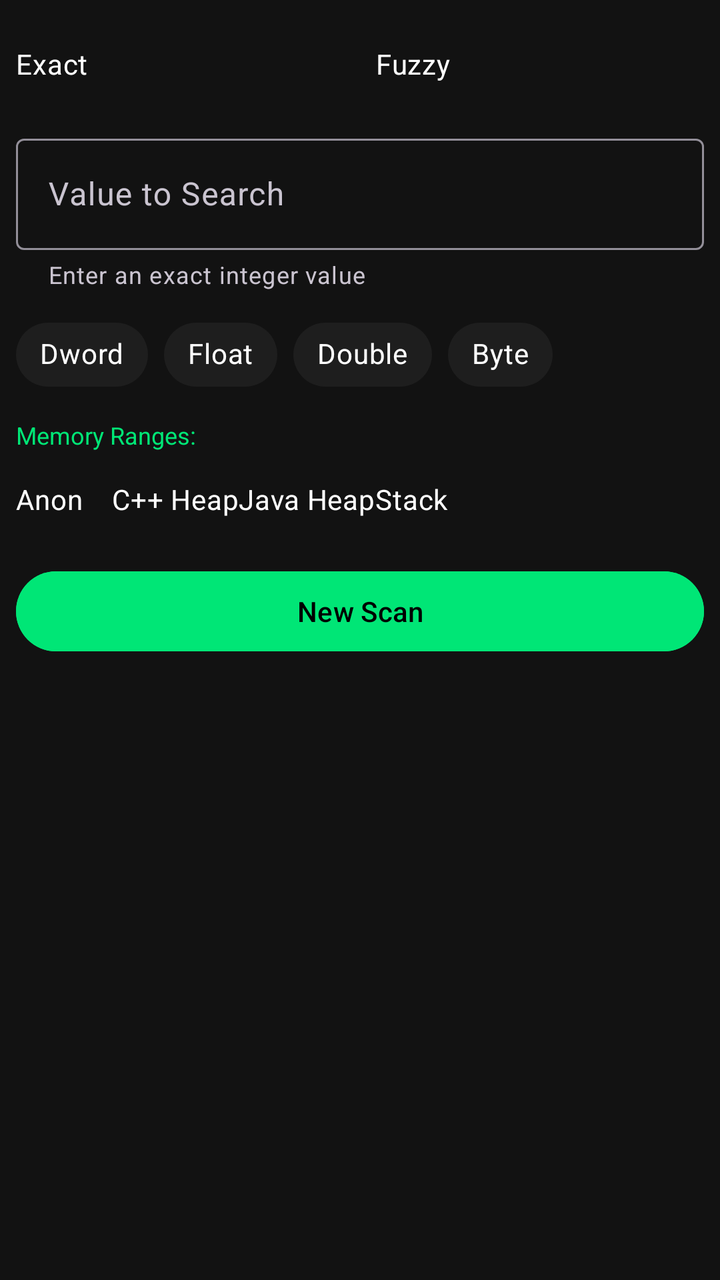
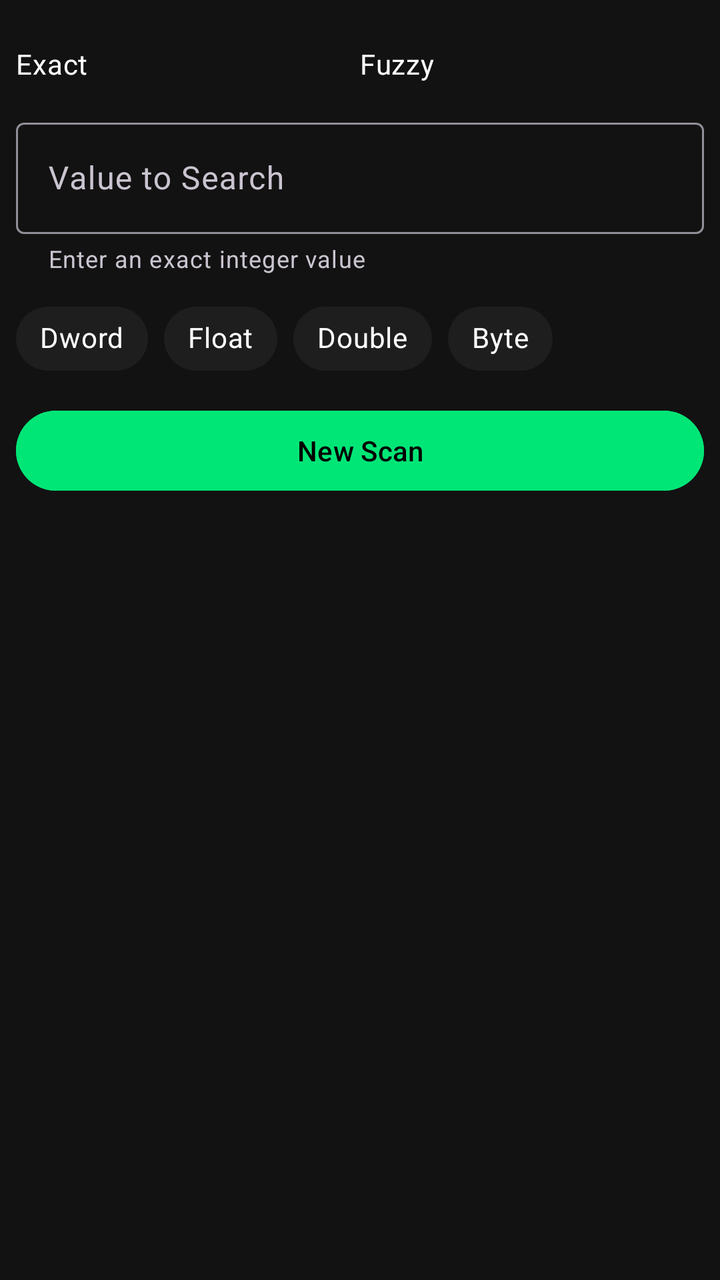

Before-and-after screenshots of an Android layout around one commit, followed by the original layout XML and the change that was made.
<!-- AndroidManifest.xml: application theme Theme.GameEx -->
<!-- res/layout/view_scan_mode.xml -->
<?xml version="1.0" encoding="utf-8"?>
<LinearLayout xmlns:android="http://schemas.android.com/apk/res/android"
    xmlns:app="http://schemas.android.com/apk/res-auto"
    android:layout_width="match_parent"
    android:layout_height="wrap_content"
    android:orientation="vertical"
    android:padding="8dp">

    <RadioGroup
        android:id="@+id/rg_scan_mode"
        android:layout_width="match_parent"
        android:layout_height="wrap_content"
        android:orientation="horizontal"
        android:gravity="center"
        android:checkedButton="@+id/rb_exact"
        android:layout_marginBottom="8dp">
        <RadioButton
            android:id="@+id/rb_exact"
            android:layout_width="wrap_content"
            android:layout_height="wrap_content"
            android:text="Exact"
            android:textColor="#FFFFFF"
            android:buttonTint="@color/primary_hacker_green"
            android:layout_weight="1"/>
        <RadioButton
            android:id="@+id/rb_fuzzy"
            android:layout_width="wrap_content"
            android:layout_height="wrap_content"
            android:text="Fuzzy"
            android:textColor="#FFFFFF"
            android:buttonTint="@color/primary_hacker_green"
            android:layout_marginStart="16dp"
            android:layout_weight="1"/>
    </RadioGroup>

    <com.google.android.material.textfield.TextInputLayout
        android:id="@+id/layout_search_input"
        android:layout_width="match_parent"
        android:layout_height="wrap_content"
        android:hint="@string/hint_search_value"
        app:helperText="@string/helper_search_value"
        app:endIconMode="clear_text">
        <com.google.android.material.textfield.TextInputEditText
            android:id="@+id/et_search_value"
            android:layout_width="match_parent"
            android:layout_height="wrap_content"
            android:inputType="numberSigned"
            android:imeOptions="actionSearch"
            android:textColor="#FFFFFF"/>
    </com.google.android.material.textfield.TextInputLayout>

    <HorizontalScrollView
        android:id="@+id/layout_search_types"
        android:layout_width="match_parent"
        android:layout_height="wrap_content"
        android:layout_marginTop="8dp"
        android:scrollbars="none">

        <com.google.android.material.chip.ChipGroup
            android:id="@+id/chip_group_type"
            android:layout_width="wrap_content"
            android:layout_height="wrap_content"
            app:singleSelection="true"
            app:selectionRequired="true">

            <com.google.android.material.chip.Chip
                android:id="@+id/chip_type_dword"
                style="@style/Widget.MaterialComponents.Chip.Choice"
                android:layout_width="wrap_content"
                android:layout_height="wrap_content"
                android:text="Dword"
                android:checked="true"
                android:textColor="@color/white"
                app:chipBackgroundColor="@color/surface_card_grey"/>

            <com.google.android.material.chip.Chip
                android:id="@+id/chip_type_float"
                style="@style/Widget.MaterialComponents.Chip.Choice"
                android:layout_width="wrap_content"
                android:layout_height="wrap_content"
                android:text="Float"
                android:textColor="@color/white"
                app:chipBackgroundColor="@color/surface_card_grey"/>

            <com.google.android.material.chip.Chip
                android:id="@+id/chip_type_double"
                style="@style/Widget.MaterialComponents.Chip.Choice"
                android:layout_width="wrap_content"
                android:layout_height="wrap_content"
                android:text="Double"
                android:textColor="@color/white"
                app:chipBackgroundColor="@color/surface_card_grey"/>

            <com.google.android.material.chip.Chip
                android:id="@+id/chip_type_byte"
                style="@style/Widget.MaterialComponents.Chip.Choice"
                android:layout_width="wrap_content"
                android:layout_height="wrap_content"
                android:text="Byte"
                android:textColor="@color/white"
                app:chipBackgroundColor="@color/surface_card_grey"/>

        </com.google.android.material.chip.ChipGroup>
    </HorizontalScrollView>

    <LinearLayout
        android:id="@+id/layout_fuzzy_options"
        android:layout_width="match_parent"
        android:layout_height="wrap_content"
        android:orientation="vertical"
        android:visibility="gone"
        android:layout_marginTop="8dp">

        <LinearLayout
            android:layout_width="match_parent"
            android:layout_height="wrap_content"
            android:orientation="horizontal"
            android:weightSum="2">
            <Button
                android:id="@+id/btn_fuzzy_changed"
                android:layout_width="0dp"
                android:layout_height="wrap_content"
                android:layout_weight="1"
                android:text="Changed"
                android:textSize="12sp"
                android:layout_marginEnd="4dp"/>
            <Button
                android:id="@+id/btn_fuzzy_unchanged"
                android:layout_width="0dp"
                android:layout_height="wrap_content"
                android:layout_weight="1"
                android:text="Unchanged"
                android:textSize="12sp"
                android:layout_marginStart="4dp"/>
        </LinearLayout>
        <LinearLayout
            android:layout_width="match_parent"
            android:layout_height="wrap_content"
            android:orientation="horizontal"
            android:weightSum="2"
            android:layout_marginTop="4dp">
            <Button
                android:id="@+id/btn_fuzzy_increased"
                android:layout_width="0dp"
                android:layout_height="wrap_content"
                android:layout_weight="1"
                android:text="Increased"
                android:textSize="12sp"
                android:layout_marginEnd="4dp"/>
            <Button
                android:id="@+id/btn_fuzzy_decreased"
                android:layout_width="0dp"
                android:layout_height="wrap_content"
                android:layout_weight="1"
                android:text="Decreased"
                android:textSize="12sp"
                android:layout_marginStart="4dp"/>
        </LinearLayout>
    </LinearLayout>

    <TextView
        android:layout_width="match_parent"
        android:layout_height="wrap_content"
        android:text="Memory Ranges:"
        android:textColor="@color/primary_hacker_green"
        android:textSize="12sp"
        android:layout_marginTop="8dp"/>

    <HorizontalScrollView
        android:layout_width="match_parent"
        android:layout_height="wrap_content"
        android:scrollbars="none">

        <LinearLayout
            android:layout_width="wrap_content"
            android:layout_height="wrap_content"
            android:orientation="horizontal">

            <CheckBox
                android:id="@+id/cb_region_anon"
                android:layout_width="wrap_content"
                android:layout_height="wrap_content"
                android:text="Anon"
                android:textColor="#FFFFFF"
                android:checked="true"
                android:buttonTint="@color/primary_hacker_green"/>

            <CheckBox
                android:id="@+id/cb_region_c_heap"
                android:layout_width="wrap_content"
                android:layout_height="wrap_content"
                android:text="C++ Heap"
                android:textColor="#FFFFFF"
                android:checked="true"
                android:buttonTint="@color/primary_hacker_green"/>

            <CheckBox
                android:id="@+id/cb_region_java_heap"
                android:layout_width="wrap_content"
                android:layout_height="wrap_content"
                android:text="Java Heap"
                android:textColor="#FFFFFF"
                android:buttonTint="@color/primary_hacker_green"/>

            <CheckBox
                android:id="@+id/cb_region_stack"
                android:layout_width="wrap_content"
                android:layout_height="wrap_content"
                android:text="Stack"
                android:textColor="#FFFFFF"
                android:buttonTint="@color/primary_hacker_green"/>
        </LinearLayout>
    </HorizontalScrollView>

    <Button
        android:id="@+id/btn_scan"
        android:layout_width="match_parent"
        android:layout_height="wrap_content"
        android:text="New Scan"
        android:backgroundTint="@color/primary_hacker_green"
        android:textColor="#000000"
        android:layout_marginTop="8dp"/>

    <Button
        android:id="@+id/btn_next_scan"
        android:layout_width="match_parent"
        android:layout_height="wrap_content"
        android:text="Next Scan"
        android:backgroundTint="#FFFFFF"
        android:textColor="#000000"
        android:layout_marginTop="8dp"
        android:visibility="gone"/>

    <ProgressBar
        android:id="@+id/progress_scan"
        android:layout_width="wrap_content"
        android:layout_height="wrap_content"
        android:layout_gravity="center"
        android:visibility="gone"
        android:layout_marginTop="16dp"/>

</LinearLayout>
<!-- resources referenced by this layout -->
<resources>
  <color name="primary_hacker_green">#00E676</color>
  <color name="surface_card_grey">#1E1E1E</color>
  <color name="white">#FFFFFFFF</color>
  <string name="helper_search_value">Enter an exact integer value</string>
  <string name="hint_search_value">Value to Search</string>
  <style name="Theme.GameEx" parent="Theme.Material3.Dark.NoActionBar">
          
          <item name="colorPrimary">@color/primary_hacker_green</item>
          <item name="android:background">@color/background_oled_black</item>
          <item name="colorSurface">@color/surface_card_grey</item>
      </style>
  <color name="background_oled_black">#121212</color>
</resources>

<!-- the commit's change to res/layout/view_scan_mode.xml (unified diff, before → after) -->
@@ -7,13 +7,12 @@
     android:padding="8dp">
 
     <RadioGroup
-        android:id="@+id/rg_scan_mode"
+        android:id="@+id/rg_search_mode"
         android:layout_width="match_parent"
         android:layout_height="wrap_content"
         android:orientation="horizontal"
-        android:gravity="center"
-        android:checkedButton="@+id/rb_exact"
-        android:layout_marginBottom="8dp">
+        android:checkedButton="@+id/rb_exact">
+
         <RadioButton
             android:id="@+id/rb_exact"
             android:layout_width="wrap_content"
@@ -22,6 +21,7 @@
             android:textColor="#FFFFFF"
             android:buttonTint="@color/primary_hacker_green"
             android:layout_weight="1"/>
+
         <RadioButton
             android:id="@+id/rb_fuzzy"
             android:layout_width="wrap_content"
@@ -29,12 +29,11 @@
             android:text="Fuzzy"
             android:textColor="#FFFFFF"
             android:buttonTint="@color/primary_hacker_green"
-            android:layout_marginStart="16dp"
             android:layout_weight="1"/>
     </RadioGroup>
 
     <com.google.android.material.textfield.TextInputLayout
-        android:id="@+id/layout_search_input"
+        android:id="@+id/til_search_value"
         android:layout_width="match_parent"
         android:layout_height="wrap_content"
         android:hint="@string/hint_search_value"
@@ -50,7 +49,6 @@
     </com.google.android.material.textfield.TextInputLayout>
 
     <HorizontalScrollView
-        android:id="@+id/layout_search_types"
         android:layout_width="match_parent"
         android:layout_height="wrap_content"
         android:layout_marginTop="8dp"
@@ -104,7 +102,7 @@
     </HorizontalScrollView>
 
     <LinearLayout
-        android:id="@+id/layout_fuzzy_options"
+        android:id="@+id/layout_fuzzy_controls"
         android:layout_width="match_parent"
         android:layout_height="wrap_content"
         android:orientation="vertical"
@@ -114,103 +112,43 @@
         <LinearLayout
             android:layout_width="match_parent"
             android:layout_height="wrap_content"
-            android:orientation="horizontal"
-            android:weightSum="2">
+            android:orientation="horizontal">
             <Button
                 android:id="@+id/btn_fuzzy_changed"
                 android:layout_width="0dp"
                 android:layout_height="wrap_content"
                 android:layout_weight="1"
                 android:text="Changed"
-                android:textSize="12sp"
-                android:layout_marginEnd="4dp"/>
+                android:textSize="10sp"/>
             <Button
                 android:id="@+id/btn_fuzzy_unchanged"
                 android:layout_width="0dp"
                 android:layout_height="wrap_content"
                 android:layout_weight="1"
                 android:text="Unchanged"
-                android:textSize="12sp"
-                android:layout_marginStart="4dp"/>
+                android:textSize="10sp"/>
         </LinearLayout>
+
         <LinearLayout
             android:layout_width="match_parent"
             android:layout_height="wrap_content"
-            android:orientation="horizontal"
-            android:weightSum="2"
-            android:layout_marginTop="4dp">
+            android:orientation="horizontal">
             <Button
                 android:id="@+id/btn_fuzzy_increased"
                 android:layout_width="0dp"
                 android:layout_height="wrap_content"
                 android:layout_weight="1"
                 android:text="Increased"
-                android:textSize="12sp"
-                android:layout_marginEnd="4dp"/>
+                android:textSize="10sp"/>
             <Button
                 android:id="@+id/btn_fuzzy_decreased"
                 android:layout_width="0dp"
                 android:layout_height="wrap_content"
                 android:layout_weight="1"
                 android:text="Decreased"
-                android:textSize="12sp"
-                android:layout_marginStart="4dp"/>
+                android:textSize="10sp"/>
         </LinearLayout>
     </LinearLayout>
-
-    <TextView
-        android:layout_width="match_parent"
-        android:layout_height="wrap_content"
-        android:text="Memory Ranges:"
-        android:textColor="@color/primary_hacker_green"
-        android:textSize="12sp"
-        android:layout_marginTop="8dp"/>
-
-    <HorizontalScrollView
-        android:layout_width="match_parent"
-        android:layout_height="wrap_content"
-        android:scrollbars="none">
-
-        <LinearLayout
-            android:layout_width="wrap_content"
-            android:layout_height="wrap_content"
-            android:orientation="horizontal">
-
-            <CheckBox
-                android:id="@+id/cb_region_anon"
-                android:layout_width="wrap_content"
-                android:layout_height="wrap_content"
-                android:text="Anon"
-                android:textColor="#FFFFFF"
-                android:checked="true"
-                android:buttonTint="@color/primary_hacker_green"/>
-
-            <CheckBox
-                android:id="@+id/cb_region_c_heap"
-                android:layout_width="wrap_content"
-                android:layout_height="wrap_content"
-                android:text="C++ Heap"
-                android:textColor="#FFFFFF"
-                android:checked="true"
-                android:buttonTint="@color/primary_hacker_green"/>
-
-            <CheckBox
-                android:id="@+id/cb_region_java_heap"
-                android:layout_width="wrap_content"
-                android:layout_height="wrap_content"
-                android:text="Java Heap"
-                android:textColor="#FFFFFF"
-                android:buttonTint="@color/primary_hacker_green"/>
-
-            <CheckBox
-                android:id="@+id/cb_region_stack"
-                android:layout_width="wrap_content"
-                android:layout_height="wrap_content"
-                android:text="Stack"
-                android:textColor="#FFFFFF"
-                android:buttonTint="@color/primary_hacker_green"/>
-        </LinearLayout>
-    </HorizontalScrollView>
 
     <Button
         android:id="@+id/btn_scan"
